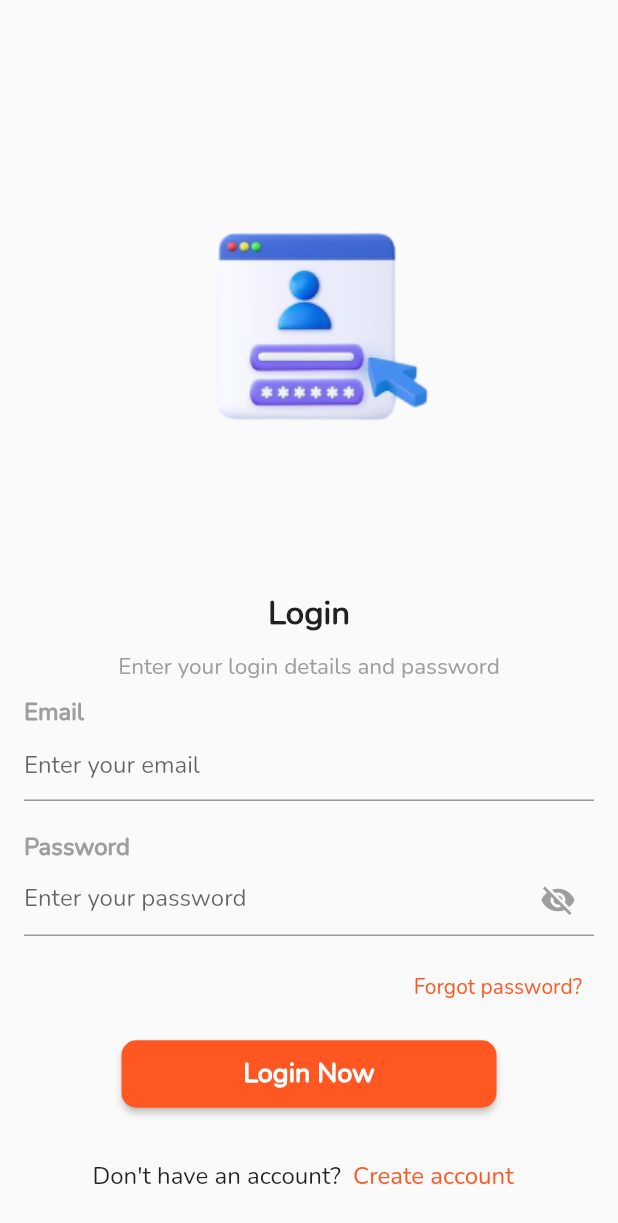
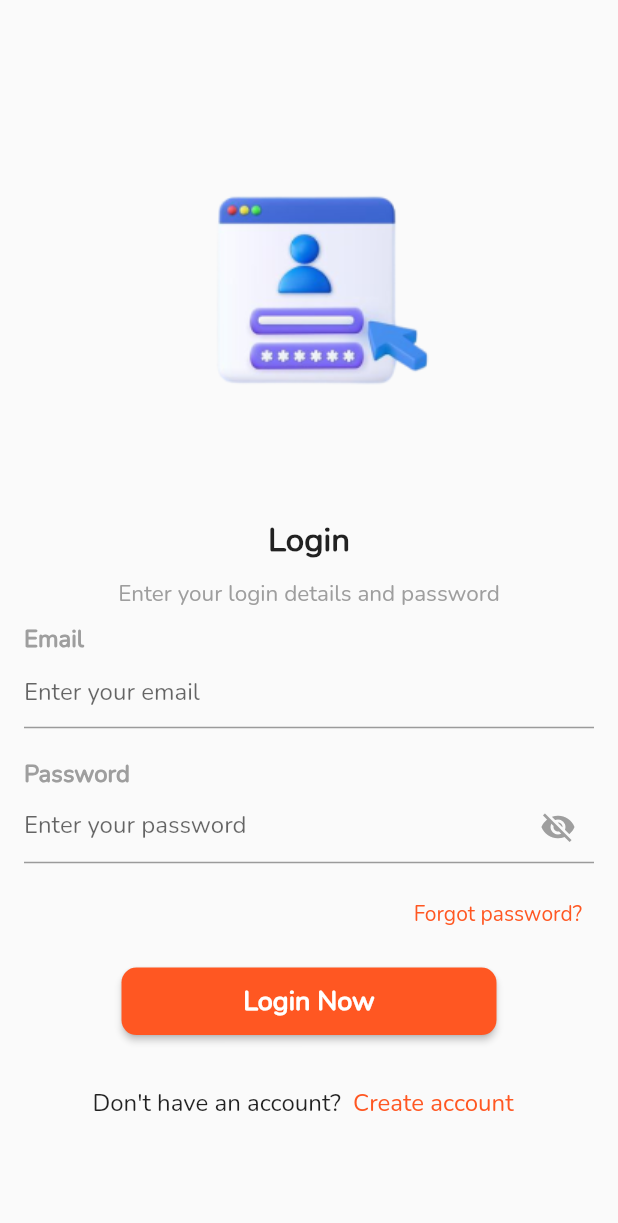
Before and after one commit to Jinks02/Queaze, a Flutter app: the LoginPage screen opened directly, on a phone screen of 412 x 824 dp. Shown: the top 1223 px of the screen. Run offline on Flutter 3.47's test engine with Material 2 defaults, Android fonts, the phone set to English and light mode, and no system bars; our stand-ins replace firebase_auth, firebase_core, flutter_svg, geocoding, geolocator, glassmorphism and 6 more; accounts and stored records are empty.

Commit message:
made responsive in landscape mode

```diff
--- a/lib/view/login/login.dart
+++ b/lib/view/login/login.dart
@@ -1,10 +1,10 @@
 import 'package:firebase_auth/firebase_auth.dart';
 import 'package:flutter/material.dart';
-import 'package:flutter_svg/flutter_svg.dart';
 import 'package:provider/provider.dart';
-import 'package:queaze/view/core_screens/home_screen.dart';
 import 'package:queaze/view/login/signup.dart';
-import 'package:queaze/view_models/log_in_view_model.dart';
+
+import '../../view_models/log_in_view_model.dart';
+import '../core_screens/home_screen.dart';
 
 class LoginPage extends StatefulWidget {
   const LoginPage({super.key});
@@ -38,16 +38,12 @@ class _LoginPageState extends State<LoginPage> {
         padding: const EdgeInsets.all(16.0),
         child: Form(
           key: _formKey,
-          child: Column(
-            crossAxisAlignment: CrossAxisAlignment.start,
-            children: <Widget>[
+          child: ListView(
+            children: [
               const SizedBox(height: 30.0),
-              Flexible(
-                fit: FlexFit.tight,
-                child: Container(
-                  child: Image.asset(
-                    "assets/images/login_image.png",
-                  ),
+              Container(
+                child: Image.asset(
+                  "assets/images/login_image.png",
                 ),
               ),
               const Align(
```
